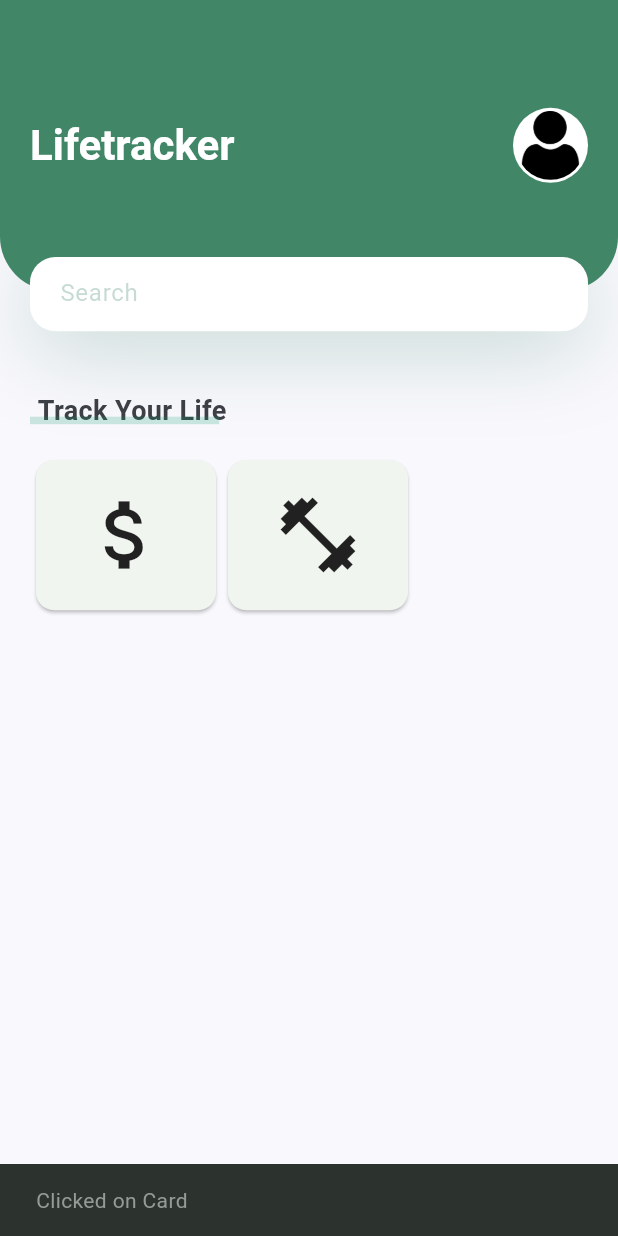
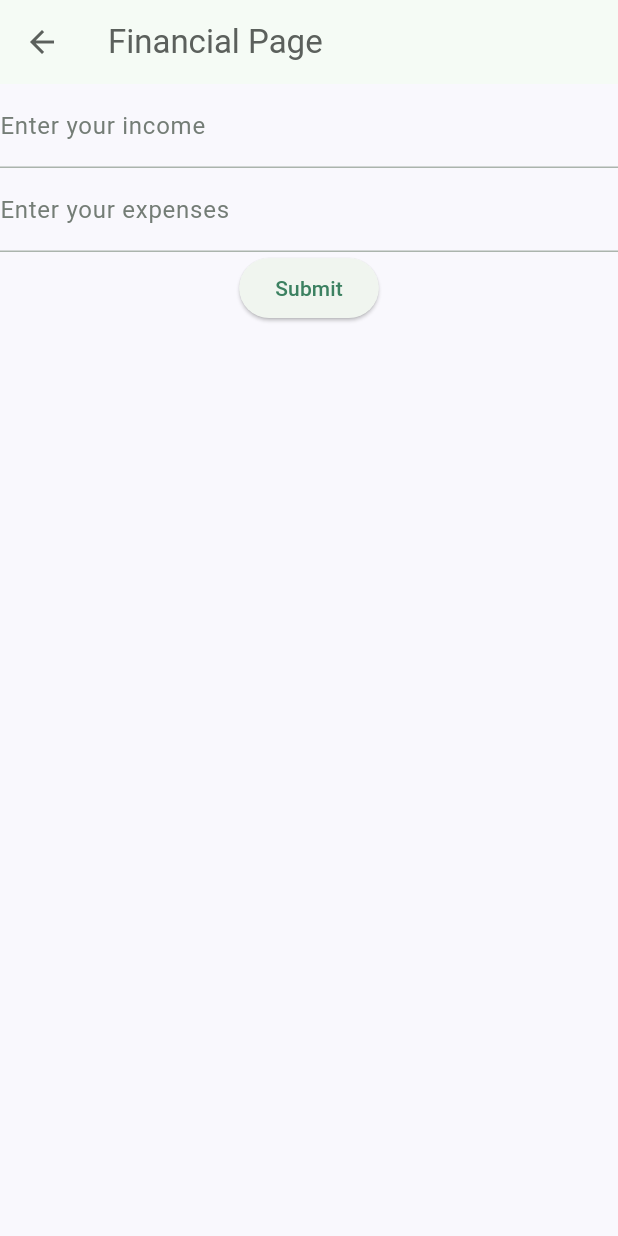
Before and after one commit to dimejune13/lifetracker, a Flutter app: the screen it shows after launch, after a tap on the "attach money" icon, on a phone screen of 412 x 824 dp. Run offline on Flutter 3.47's test engine with Material 3 defaults, Android fonts, the phone set to English and light mode, and no system bars.

Commit message:
Added Financial Page and Financial Form boilerplate

```diff
--- /dev/null
+++ b/lib/src/presentation/financial_form.dart
@@ -0,0 +1,57 @@
+import 'package:flutter/material.dart';
+
+class FinancialForm extends StatefulWidget {
+  const FinancialForm({Key? key}) : super(key: key);
+
+  @override
+  _FinancialFormState createState() => _FinancialFormState();
+}
+
+class _FinancialFormState extends State<FinancialForm> {
+  final _formKey = GlobalKey<FormState>();
+
+  @override
+  Widget build(BuildContext context) {
+    return Scaffold(
+      body: Form(
+        key: _formKey,
+        child: Column(
+          children: <Widget>[
+            TextFormField(
+              decoration: const InputDecoration(
+                labelText: 'Enter your income',
+              ),
+              validator: (value) {
+                if (value == null || value.isEmpty) {
+                  return 'Please enter your income';
+                }
+                return null;
+              },
+            ),
+            TextFormField(
+              decoration: const InputDecoration(
+                labelText: 'Enter your expenses',
+              ),
+              validator: (value) {
+                if (value == null || value.isEmpty) {
+                  return 'Please enter your expenses';
+                }
+                return null;
+              },
+            ),
+            ElevatedButton(
+              onPressed: () {
+                if (_formKey.currentState!.validate()) {
+                  ScaffoldMessenger.of(context).showSnackBar(
+                    const SnackBar(content: Text('Processing Data')),
+                  );
+                }
+              },
+              child: const Text('Submit'),
+            ),
+          ],
+        ),
+      ),
+    );
+  }
+}
--- /dev/null
+++ b/lib/src/presentation/financial_page.dart
@@ -0,0 +1,18 @@
+import 'package:flutter/material.dart';
+
+import 'package:lifetracker/src/presentation/financial_form.dart';
+class FinancialPage extends StatelessWidget {
+  const FinancialPage({Key? key}) : super(key: key);
+
+  @override
+  Widget build(BuildContext context) {
+    return Scaffold(
+      appBar: AppBar(
+        title: Text('Financial Page'),
+      ),
+      body: Center(
+        child: FinancialForm(),
+      ),
+    );
+  }
+}
--- a/lib/src/presentation/list_tracker_card.dart
+++ b/lib/src/presentation/list_tracker_card.dart
@@ -1,5 +1,7 @@
 import 'package:flutter/material.dart';
 import 'package:lifetracker/constants.dart';
+
+import 'package:lifetracker/src/presentation/financial_page.dart';
 
 class ListTrackerCard extends StatelessWidget {
   const ListTrackerCard({
@@ -17,8 +19,8 @@ class ListTrackerCard extends StatelessWidget {
       ),
       child: Row(
         children: <Widget>[
-          TrackerCard(icon: Icons.attach_money),
-          TrackerCard(icon: Icons.fitness_center),
+          TrackerCard(icon: Icons.attach_money, page: FinancialPage()),
+          TrackerCard(icon: Icons.fitness_center, page: FinancialPage()),
         ],
       ),
     );
@@ -29,9 +31,11 @@ class TrackerCard extends StatelessWidget {
   const TrackerCard({
     super.key,
     required this.icon,
+    required this.page,
   });
 
   final IconData icon;
+  final Widget page;
 
   @override
   Widget build(BuildContext context) {
@@ -40,9 +44,13 @@ class TrackerCard extends StatelessWidget {
       child: InkWell(
         splashColor: Colors.blue.withAlpha(30),
         onTap: () {
-          ScaffoldMessenger.of(context).showSnackBar(
-            SnackBar(content: Text("Clicked on Card")),
+          Navigator.push(
+            context,
+            MaterialPageRoute(
+              builder: (context) => page,
+            ),
           );
+
         },
         child: SizedBox(
           width: 120,
```
